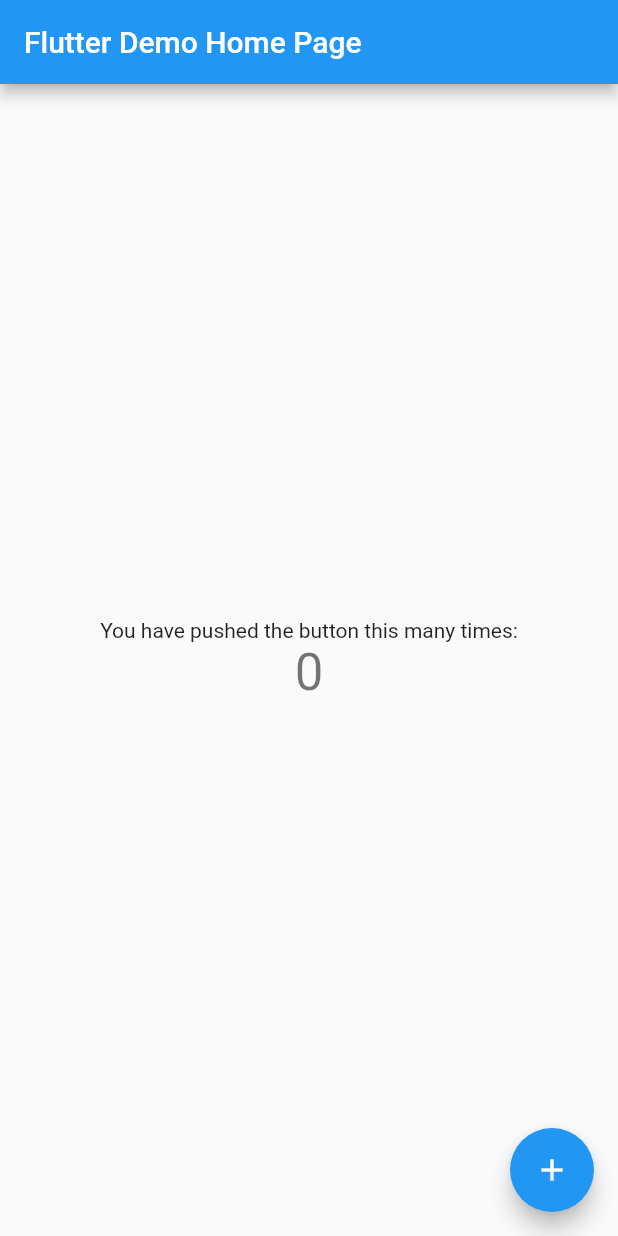
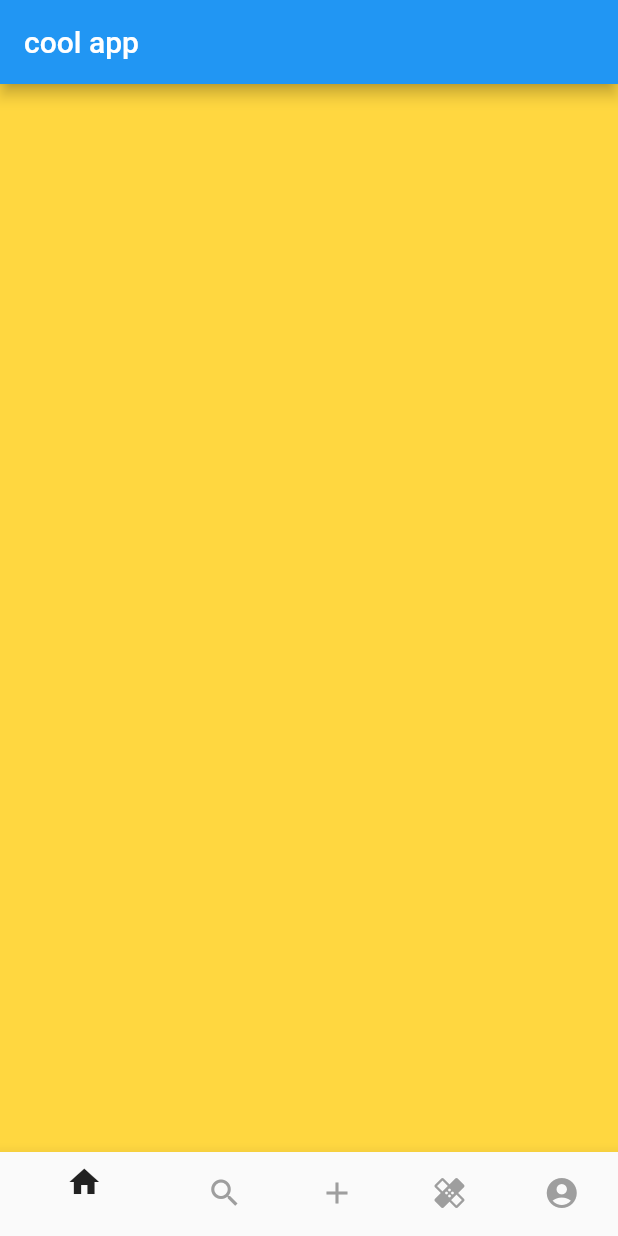
Before and after one commit to bonjin-app/Flutter, a Flutter app: the screen it shows after launch, on a phone screen of 412 x 824 dp. Run offline on Flutter 3.47's test engine with Material 2 defaults, Android fonts, the phone set to English and light mode, and no system bars; our stand-ins replace firebase_auth, firebase_core, fl_chart, flutter_svg, get, google_fonts and 1 more; missing offline and left inert: flutter_sms, html_editor_enhanced; accounts and stored records are empty.

Commit message:
Add HomePage

```diff
--- a/codingpapa/instagramtworecord/lib/home_page.dart
+++ b/codingpapa/instagramtworecord/lib/home_page.dart
@@ -0,0 +1,60 @@
+import 'package:flutter/material.dart';
+
+class HomePage extends StatefulWidget {
+  const HomePage({
+    Key? key,
+  }) : super(key: key);
+
+  @override
+  State<HomePage> createState() => _HomePageState();
+}
+
+class _HomePageState extends State<HomePage> {
+  int _selectedIndex = 0;
+
+  @override
+  Widget build(BuildContext context) {
+    return Scaffold(
+      appBar: AppBar(
+        title: Text('cool app'),
+      ),
+      body: Container(
+        color: Colors.amberAccent,
+      ),
+      bottomNavigationBar: BottomNavigationBar(
+        unselectedItemColor: Colors.grey,
+        selectedItemColor: Colors.black87,
+        currentIndex: _selectedIndex,
+        onTap: _onBottomItemClick,
+        items: [
+          BottomNavigationBarItem(
+            icon: Icon(Icons.home),
+            label: '',
+          ),
+          BottomNavigationBarItem(
+            icon: Icon(Icons.search),
+            label: '',
+          ),
+          BottomNavigationBarItem(
+            icon: Icon(Icons.add),
+            label: '',
+          ),
+          BottomNavigationBarItem(
+            icon: Icon(Icons.healing),
+            label: '',
+          ),
+          BottomNavigationBarItem(
+            icon: Icon(Icons.account_circle),
+            label: '',
+          ),
+        ],
+      ),
+    );
+  }
+
+  void _onBottomItemClick(int index) {
+    setState(() {
+      _selectedIndex = index;
+    });
+  }
+}
--- a/codingpapa/instagramtworecord/lib/main.dart
+++ b/codingpapa/instagramtworecord/lib/main.dart
@@ -1,115 +1,18 @@
 import 'package:flutter/material.dart';
 
+import 'home_page.dart';
+
 void main() {
-  runApp(const MyApp());
+  runApp(MyApp());
 }
 
 class MyApp extends StatelessWidget {
   const MyApp({Key? key}) : super(key: key);
 
-  // This widget is the root of your application.
   @override
   Widget build(BuildContext context) {
     return MaterialApp(
-      title: 'Flutter Demo',
-      theme: ThemeData(
-        // This is the theme of your application.
-        //
-        // Try running your application with "flutter run". You'll see the
-        // application has a blue toolbar. Then, without quitting the app, try
-        // changing the primarySwatch below to Colors.green and then invoke
-        // "hot reload" (press "r" in the console where you ran "flutter run",
-        // or simply save your changes to "hot reload" in a Flutter IDE).
-        // Notice that the counter didn't reset back to zero; the application
-        // is not restarted.
-        primarySwatch: Colors.blue,
-      ),
-      home: const MyHomePage(title: 'Flutter Demo Home Page'),
+      home: HomePage(),
     );
   }
 }
-
-class MyHomePage extends StatefulWidget {
-  const MyHomePage({Key? key, required this.title}) : super(key: key);
-
-  // This widget is the home page of your application. It is stateful, meaning
-  // that it has a State object (defined below) that contains fields that affect
-  // how it looks.
-
-  // This class is the configuration for the state. It holds the values (in this
-  // case the title) provided by the parent (in this case the App widget) and
-  // used by the build method of the State. Fields in a Widget subclass are
-  // always marked "final".
-
-  final String title;
-
-  @override
-  State<MyHomePage> createState() => _MyHomePageState();
-}
-
-class _MyHomePageState extends State<MyHomePage> {
-  int _counter = 0;
-
-  void _incrementCounter() {
-    setState(() {
-      // This call to setState tells the Flutter framework that something has
-      // changed in this State, which causes it to rerun the build method below
-      // so that the display can reflect the updated values. If we changed
-      // _counter without calling setState(), then the build method would not be
-      // called again, and so nothing would appear to happen.
-      _counter++;
-    });
-  }
-
-  @override
-  Widget build(BuildContext context) {
-    // This method is rerun every time setState is called, for instance as done
-    // by the _incrementCounter method above.
-    //
-    // The Flutter framework has been optimized to make rerunning build methods
-    // fast, so that you can just rebuild anything that needs updating rather
-    // than having to individually change instances of widgets.
-    return Scaffold(
-      appBar: AppBar(
-        // Here we take the value from the MyHomePage object that was created by
-        // the App.build method, and use it to set our appbar title.
-        title: Text(widget.title),
-      ),
-      body: Center(
-        // Center is a layout widget. It takes a single child and positions it
-        // in the middle of the parent.
-        child: Column(
-          // Column is also a layout widget. It takes a list of children and
-          // arranges them vertically. By default, it sizes itself to fit its
-          // children horizontally, and tries to be as tall as its parent.
-          //
-          // Invoke "debug painting" (press "p" in the console, choose the
-          // "Toggle Debug Paint" action from the Flutter Inspector in Android
-          // Studio, or the "Toggle Debug Paint" command in Visual Studio Code)
-          // to see the wireframe for each widget.
-          //
-          // Column has various properties to control how it sizes itself and
-          // how it positions its children. Here we use mainAxisAlignment to
-          // center the children vertically; the main axis here is the vertical
-          // axis because Columns are vertical (the cross axis would be
-          // horizontal).
-          mainAxisAlignment: MainAxisAlignment.center,
-          children: <Widget>[
-            const Text(
-              'You have pushed the button this many times:',
-            ),
-            Text(
-              '$_counter',
-              style: Theme.of(context).textTheme.headline4,
-            ),
-          ],
-        ),
-      ),
-      floatingActionButton: FloatingActionButton(
-        onPressed: _incrementCounter,
-        tooltip: 'Increment',
-        child: const Icon(Icons.add),
-      ), // This trailing comma makes auto-formatting nicer for build methods.
-    );
-  }
-}
```
